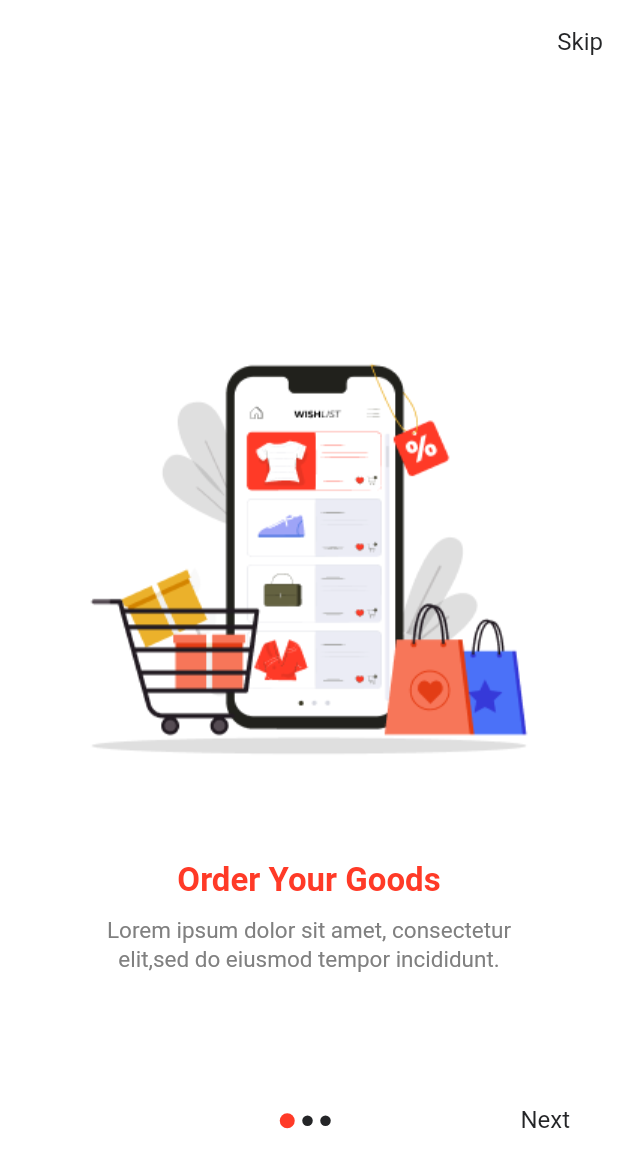
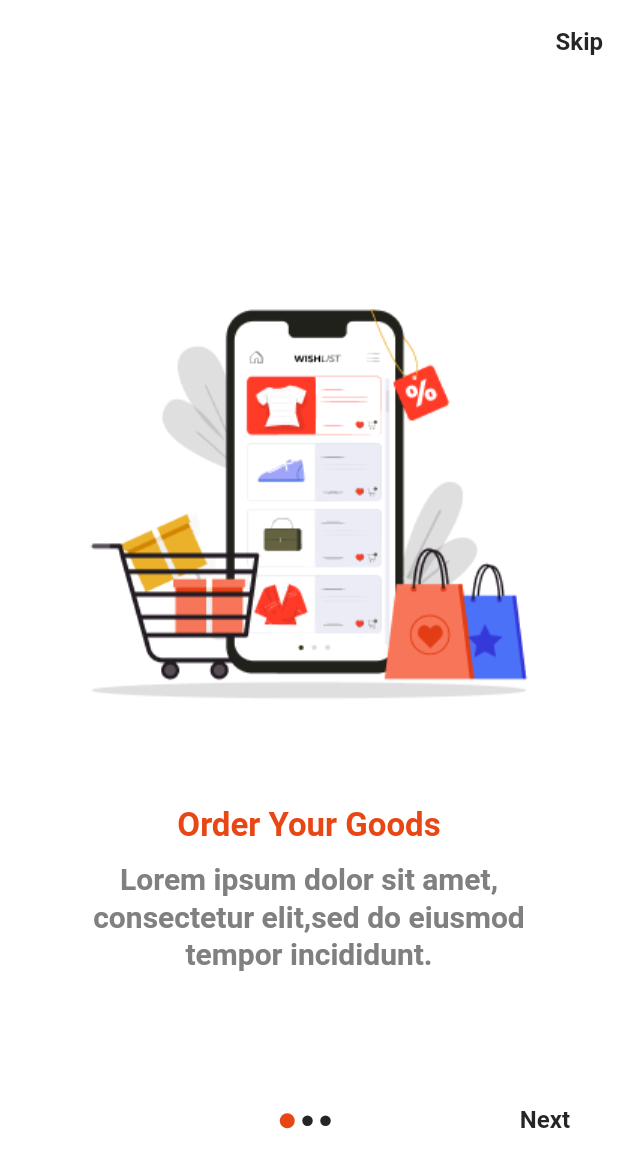
Before and after one commit to fozlerabbi321/beepz_project, a Flutter app: the screen it shows after launch, on a phone screen of 412 x 824 dp. Shown: the top 1168 px of the screen. Run offline on Flutter 3.47's test engine with Material 2 defaults, Android fonts, the phone set to English and light mode, and no system bars; our stand-ins replace flutter_spinkit, flutter_svg, get, get_storage, google_fonts, shared_preferences.

```diff
--- a/lib/constants/colors_data.dart
+++ b/lib/constants/colors_data.dart
@@ -2,9 +2,9 @@ import 'package:flutter/material.dart';
 
 ///main them color
 //App primary color
-const kPrimaryColor = Color(0xFFFF3A27);
+const kPrimaryColor = Color(0xFFE94615);
 //App secondary color
-const kSecondaryColor = Color(0xFFFF6D27);
+const kSecondaryColor = Color(0xFF00284D);
 //Light theme app background color
 const kBgColor = Color(0xFFF3F3F3);
 //Dark theme app cardColor
--- a/lib/constants/theme/dark_theme.dart
+++ b/lib/constants/theme/dark_theme.dart
@@ -50,16 +50,58 @@ ThemeData dark = ThemeData(
   textTheme: const TextTheme(
     headline1: TextStyle(
       color: kWhiteColor,
+      fontSize: 26,
+      fontWeight: FontWeight.w700,
+      height: 1.25,
+      fontStyle: FontStyle.normal,
+    ),
+    headline2: TextStyle(
+      color: kWhiteColor,
+      fontSize: 20,
+      fontWeight: FontWeight.w600,
+      height: 1.25,
+      fontStyle: FontStyle.normal,
+    ),
+    headline3: TextStyle(
+      color: kWhiteColor,
+      fontSize: 18,
+      fontWeight: FontWeight.w500,
+      height: 1.25,
+      fontStyle: FontStyle.normal,
+    ),
+    headline4: TextStyle(
+      color: kWhiteColor,
+      fontSize: 16,
+      fontWeight: FontWeight.w500,
+      height: 1.25,
+      fontStyle: FontStyle.normal,
+    ),
+    subtitle1: TextStyle(
+      color: kWhiteColor,
       fontSize: 15,
       fontWeight: FontWeight.w500,
       height: 1.25,
       fontStyle: FontStyle.normal,
     ),
-      headline2: TextStyle(
+    subtitle2: TextStyle(
       color: kWhiteColor,
       fontSize: 15,
       fontWeight: FontWeight.w400,
       height: 1.25,
       fontStyle: FontStyle.normal,
-      )),
+    ),
+    bodyText1: TextStyle(
+      color: kStUnderLineColor2,
+      fontSize: 12,
+      fontWeight: FontWeight.w300,
+      height: 1.0,
+      fontStyle: FontStyle.normal,
+    ),
+    bodyText2: TextStyle(
+      color: kStUnderLineColor2,
+      fontSize: 10,
+      fontWeight: FontWeight.w300,
+      height: 1.0,
+      fontStyle: FontStyle.normal,
+    ),),
 );
--- a/lib/constants/theme/light_theme.dart
+++ b/lib/constants/theme/light_theme.dart
@@ -50,17 +50,59 @@ ThemeData light = ThemeData(
   textTheme: const TextTheme(
     headline1: TextStyle(
       color: kBlackColor2,
+      fontSize: 26,
+      fontWeight: FontWeight.w700,
+      height: 1.25,
+      fontStyle: FontStyle.normal,
+    ),
+    headline2: TextStyle(
+      color: kBlackColor2,
+      fontSize: 20,
+      fontWeight: FontWeight.w600,
+      height: 1.25,
+      fontStyle: FontStyle.normal,
+    ),
+    headline3: TextStyle(
+      color: kBlackColor2,
+      fontSize: 18,
+      fontWeight: FontWeight.w500,
+      height: 1.25,
+      fontStyle: FontStyle.normal,
+    ),
+    headline4: TextStyle(
+      color: kBlackColor2,
+      fontSize: 16,
+      fontWeight: FontWeight.w500,
+      height: 1.25,
+      fontStyle: FontStyle.normal,
+    ),
+    subtitle1: TextStyle(
+      color: kBlackColor2,
       fontSize: 15,
       fontWeight: FontWeight.w500,
       height: 1.25,
       fontStyle: FontStyle.normal,
     ),
-    headline2: TextStyle(
+    subtitle2: TextStyle(
       color: kBlackColor2,
       fontSize: 15,
       fontWeight: FontWeight.w400,
       height: 1.25,
       fontStyle: FontStyle.normal,
     ),
+    bodyText1: TextStyle(
+      color: kHintColor,
+      fontSize: 12,
+      fontWeight: FontWeight.w300,
+      height: 1.0,
+      fontStyle: FontStyle.normal,
+    ),
+    bodyText2: TextStyle(
+      color: kHintColor,
+      fontSize: 10,
+      fontWeight: FontWeight.w300,
+      height: 1.0,
+      fontStyle: FontStyle.normal,
+    ),
   ),
 );
```
Also changed, not shown: lib/view/screens/home/home_screen.dart (+6 -4 lines), lib/view/screens/home/widgets/service_card.dart (added, +106 -0 lines). Lines whose indentation alone changed are shown as unchanged.
